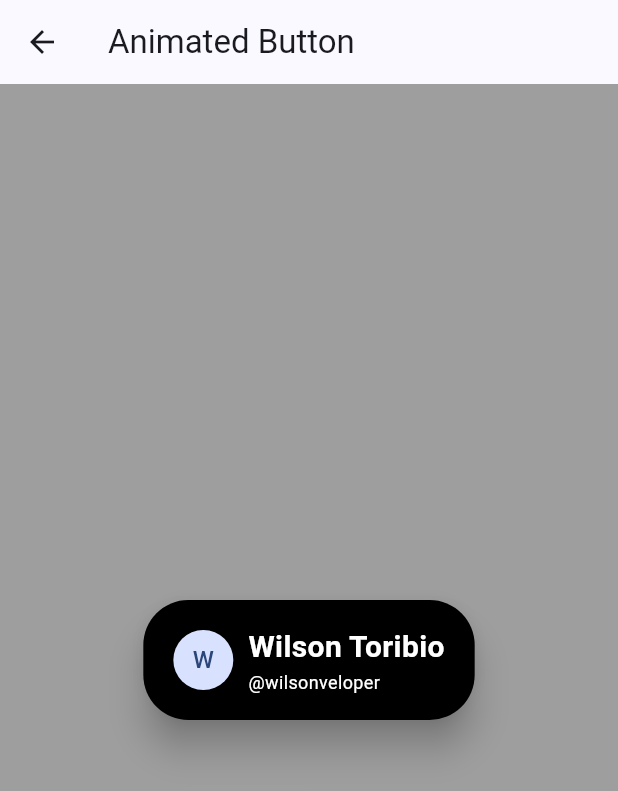
After one commit to hydev777/wt-flutter-samples, a Flutter app: the screen it shows after launch, after a tap on "Animated Button", on a phone screen of 412 x 824 dp. The commit adds this screen. Shown: the top 791 px of the screen. Run offline on Flutter 3.47's test engine with Material 3 defaults, Android fonts, the light colour scheme and no system bars.

Commit message:
added animated button

```diff
--- /dev/null
+++ b/lib/animated_button_1.dart
@@ -0,0 +1,144 @@
+import 'dart:math' show pi;
+import 'dart:ui' show lerpDouble;
+
+import 'package:flutter/material.dart';
+
+const _maxHeight = 120.0;
+const _minHeight = 80.0;
+
+class AnimatedButton1 extends StatefulWidget {
+  const AnimatedButton1({super.key});
+
+  @override
+  State<AnimatedButton1> createState() => _AnimatedButton1State();
+}
+
+class _AnimatedButton1State extends State<AnimatedButton1> with SingleTickerProviderStateMixin {
+  late AnimationController _controller;
+  bool _small = true;
+
+  @override
+  void initState() {
+    super.initState();
+    _controller = AnimationController(
+      vsync: this,
+      duration: const Duration(
+        milliseconds: 250,
+      ),
+    );
+  }
+
+  @override
+  void dispose() {
+    _controller.dispose();
+    super.dispose();
+  }
+
+  @override
+  Widget build(BuildContext context) {
+    return Scaffold(
+      backgroundColor: Colors.black38,
+      appBar: AppBar(
+        title: const Text('Animated Button'),
+      ),
+      body: Center(
+        child: AnimatedBuilder(
+          animation: _controller,
+          builder: (context, _) {
+            final value = Curves.easeOut.transform(_controller.value);
+            final color = Color.lerp(
+              Colors.black,
+              Colors.white,
+              value,
+            );
+
+            final textColor = Color.lerp(
+              Colors.white,
+              Colors.black,
+              value,
+            );
+
+            final angle = lerpDouble(0, pi, value) ?? 0.0;
+            final height = lerpDouble(_minHeight, _maxHeight, value);
+            final textSizeTitle = lerpDouble(20, 25, value);
+            final borderRadius = BorderRadius.lerp(
+              const BorderRadius.all(
+                Radius.circular(30),
+              ),
+              const BorderRadius.all(
+                Radius.circular(30),
+              ),
+              value,
+            )!;
+
+            return Material(
+              elevation: 10,
+              color: color,
+              shape: RoundedRectangleBorder(
+                borderRadius: borderRadius,
+              ),
+              child: InkWell(
+                onTap: () {
+                  setState(() {
+                    _small = !_small;
+                  });
+
+                  if (_small) {
+                    _controller.reverse();
+                  } else {
+                    _controller.forward();
+                  }
+                },
+                borderRadius: borderRadius,
+                child: SizedBox(
+                  height: height,
+                  child: Padding(
+                    padding: const EdgeInsets.symmetric(
+                      horizontal: 20.0,
+                      vertical: 15.0,
+                    ),
+                    child: Row(
+                      mainAxisSize: MainAxisSize.min,
+                      children: [
+                        Transform.rotate(
+                          angle: angle,
+                          child: const CircleAvatar(
+                            child: Text('W'),
+                          ),
+                        ),
+                        const SizedBox(
+                          width: 10,
+                        ),
+                        Column(
+                          mainAxisAlignment: MainAxisAlignment.center,
+                          crossAxisAlignment: CrossAxisAlignment.start,
+                          children: [
+                            Text(
+                              'Wilson Toribio',
+                              style: TextStyle(
+                                fontSize: textSizeTitle,
+                                fontWeight: FontWeight.bold,
+                                color: textColor,
+                              ),
+                            ),
+                            Text(
+                              '@wilsonveloper',
+                              style: TextStyle(
+                                fontSize: 12,
+                                color: textColor,
+                              ),
+                            ),
+                          ],
+                        )
+                      ],
+                    ),
+                  ),
+                ),
+              ),
+            );
+          },
+        ),
+      ),
+    );
+  }
+}
--- a/lib/flipping_cards.dart
+++ b/lib/flipping_cards.dart
@@ -24,6 +24,7 @@ class _FlippingCardState extends State<FlippingCard>
     _animation = Tween<double>(begin: 0.0, end: 2 * pi).animate(_controler);
 
     _controler.repeat();
+
   }
 
   @override
--- a/lib/main.dart
+++ b/lib/main.dart
@@ -1,5 +1,6 @@
 import 'package:flutter/material.dart';
 
+import 'animated_button_1.dart';
 import 'flipping_cards.dart';
 import 'half_circle.dart';
 import 'presentation.dart';
@@ -47,6 +48,16 @@ class _MyHomePageState extends State<MyHomePage> {
               onPressed: () {
                 Navigator.of(context).push(
                   MaterialPageRoute<void>(
+                    builder: (BuildContext context) => const AnimatedButton1(),
+                  ),
+                );
+              },
+              child: const Text('Animated Button'),
+            ),
+            FilledButton(
+              onPressed: () {
+                Navigator.of(context).push(
+                  MaterialPageRoute<void>(
                     builder: (BuildContext context) => const FlippingCard(),
                   ),
                 );
```
Also changed, not shown: lib/half_circle.dart (+88 -6 lines).
